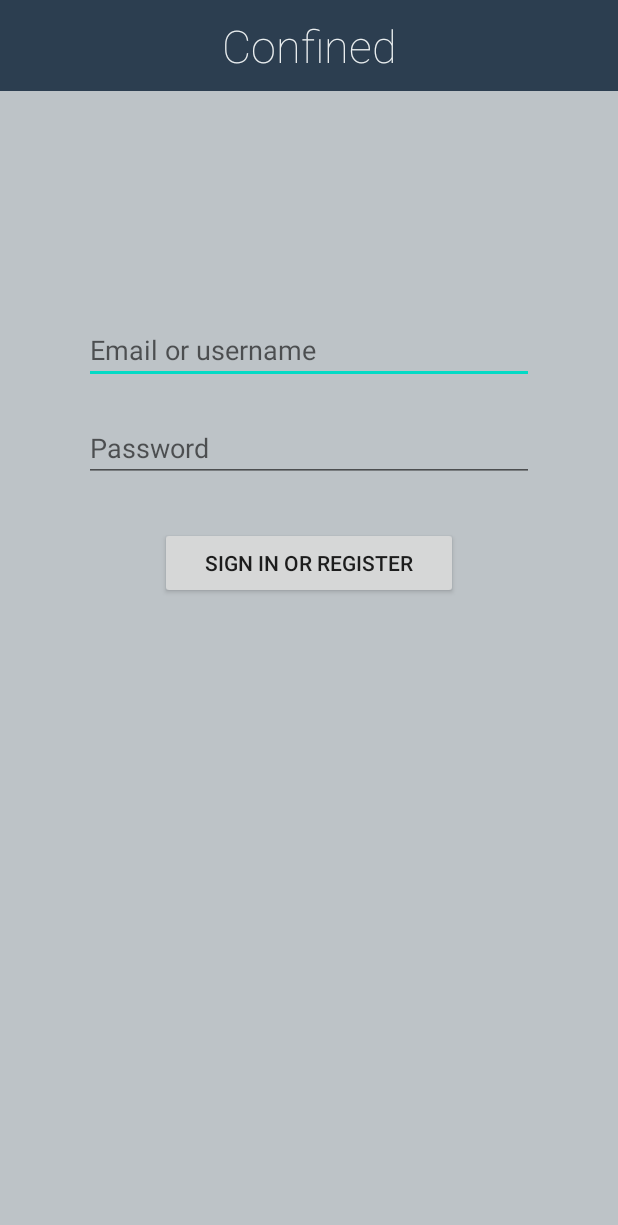
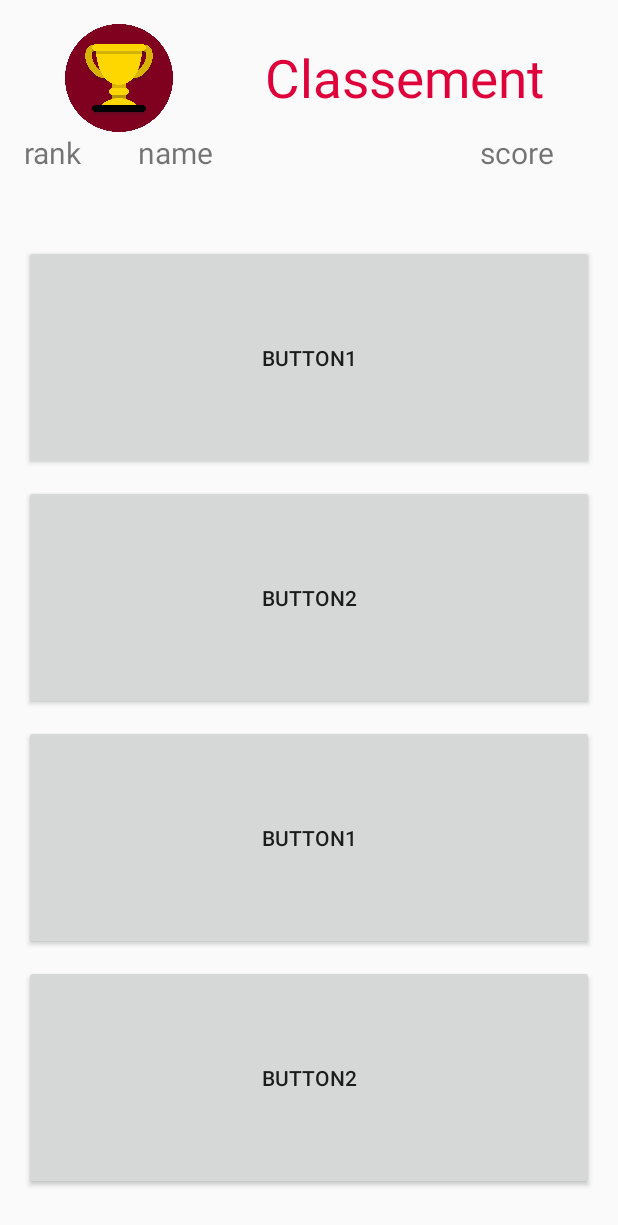
Before and after one commit to VincentVallerich/Projet-1A, an Android app: the screen it shows after launch (MainActivity before the commit, ScoreBordActivity after it), on a phone screen of 412 x 824 dp. Shown: the top 1225 px of the screen. Run offline under Robolectric (Android 15) with nearby library versions, the phone set to English and light mode, and no system bars.

Commit message:
inteface classement provisoire

```diff
--- a/app/src/main/AndroidManifest.xml
+++ b/app/src/main/AndroidManifest.xml
@@ -10,8 +10,7 @@
         android:roundIcon="@mipmap/ic_launcher_round"
         android:supportsRtl="true"
         android:theme="@style/AppTheme">
-        <activity android:name="ensisa.group5.game.ScoreBoardActivity"></activity>
-        <activity android:name=".controller.MainActivity">
+        <activity android:name=".game.ScoreBordActivity">
             <intent-filter>
                 <action android:name="android.intent.action.MAIN" />
 
--- a/app/src/main/java/ensisa/group5/game/ScoreBoard.java
+++ b/app/src/main/java/ensisa/group5/confined/game/ScoreBoard.java
@@ -1,4 +1,4 @@
-package utilisat;
+package ensisa.group5.confined.game;
 
 import java.io.BufferedReader;
 import java.io.FileNotFoundException;
--- a/app/src/main/java/ensisa/group5/game/ScoreBoardActivity.java
+++ b/app/src/main/java/ensisa/group5/confined/game/ScoreBordActivity.java
@@ -1,14 +1,16 @@
-package ensisa.group5.game;
+package ensisa.group5.confined.game;
 
 import androidx.appcompat.app.AppCompatActivity;
 
 import android.os.Bundle;
 
-public class ScoreBoardActivity extends AppCompatActivity {
+import ensisa.group5.confined.R;
+
+public class ScoreBordActivity extends AppCompatActivity {
 
     @Override
     protected void onCreate(Bundle savedInstanceState) {
         super.onCreate(savedInstanceState);
-        setContentView(R.layout.score_board);
+        setContentView(R.layout.activity_score_bord);
     }
 }
--- a/app/src/main/java/ensisa/group5/game/Utilisateur.java
+++ b/app/src/main/java/ensisa/group5/confined/game/Utilisateur.java
@@ -1,4 +1,4 @@
-package utilisat;
+package ensisa.group5.confined.game;
 
 public class Utilisateur implements Comparable<Utilisateur>{
 	private String id;
--- /dev/null
+++ b/app/src/main/res/layout/activity_score_bord.xml
@@ -0,0 +1,142 @@
+<?xml version="1.0" encoding="utf-8"?>
+<androidx.constraintlayout.widget.ConstraintLayout xmlns:android="http://schemas.android.com/apk/res/android"
+    xmlns:app="http://schemas.android.com/apk/res-auto"
+    xmlns:tools="http://schemas.android.com/tools"
+    android:layout_width="match_parent"
+    android:layout_height="match_parent"
+    tools:context=".controller.game.ScoreBordActivity">
+
+    <LinearLayout
+        android:layout_width="match_parent"
+        android:layout_height="match_parent"
+        android:orientation="vertical"
+        android:paddingTop="16dp"
+        android:paddingBottom="16dp"
+        android:paddingLeft="16dp"
+        android:paddingRight="16dp">
+
+        <LinearLayout
+            android:layout_width="match_parent"
+            android:layout_height="0dp"
+            android:layout_weight="1"
+            android:orientation="horizontal">
+
+            <ImageView
+                android:layout_width="0dp"
+                android:layout_height="match_parent"
+                android:layout_weight="1"
+                android:src="@drawable/troophy">
+            </ImageView>
+            <TextView
+                android:layout_width="0dp"
+                android:layout_height="match_parent"
+                android:layout_weight="2"
+                android:text="Classement"
+                android:textColor="@color/red"
+                android:textSize="35sp"
+                android:gravity="center">
+            </TextView>
+
+        </LinearLayout>
+
+        <LinearLayout
+            android:layout_width="match_parent"
+            android:layout_height="0dp"
+            android:orientation="vertical"
+            android:layout_weight="10">
+
+            <LinearLayout
+                android:layout_width="match_parent"
+                android:layout_height="0dp"
+                android:layout_weight="1"
+                android:orientation="horizontal">
+
+                <TextView
+                    android:layout_width="0dp"
+                    android:layout_height="match_parent"
+                    android:layout_weight="1"
+                    android:text="rank"
+                    android:textSize="20sp">
+                </TextView>
+                <TextView
+                    android:layout_width="0dp"
+                    android:layout_height="match_parent"
+                    android:layout_weight="3"
+                    android:text="name"
+                    android:textSize="20sp">
+                </TextView>
+                <TextView
+                    android:layout_width="0dp"
+                    android:layout_height="match_parent"
+                    android:layout_weight="1"
+                    android:text="score"
+                    android:textSize="20sp">
+                </TextView>
+
+            </LinearLayout>
+
+            <LinearLayout
+                android:layout_width="match_parent"
+                android:layout_height="0dp"
+                android:layout_weight="10">
+
+                <ScrollView
+                    android:layout_width="match_parent"
+                    android:layout_height="match_parent"
+                    android:fillViewport="false">
+
+                    <LinearLayout
+                        android:layout_width="match_parent"
+                        android:layout_height="match_parent"
+                        android:orientation="vertical"
+                        android:gravity="center">
+
+                        <Button
+                            android:layout_width="match_parent"
+                            android:layout_height="150dp"
+                            android:layout_marginTop="10dp"
+                            android:text="Button1">
+                        </Button>
+                        <Button
+                            android:layout_width="match_parent"
+                            android:layout_height="150dp"
+                            android:layout_marginTop="10dp"
+                            android:text="Button2">
+                        </Button>
+                        <Button
+                            android:layout_width="match_parent"
+                            android:layout_height="150dp"
+                            android:layout_marginTop="10dp"
+                            android:text="Button1">
+                        </Button>
+                        <Button
+                            android:layout_width="match_parent"
+                            android:layout_height="150dp"
+                            android:layout_marginTop="10dp"
+                            android:text="Button2">
+                        </Button>
+                        <Button
+                            android:layout_width="match_parent"
+                            android:layout_height="150dp"
+                            android:layout_marginTop="10dp"
+                            android:text="Button1">
+                        </Button>
+                        <Button
+                            android:layout_width="match_parent"
+                            android:layout_height="150dp"
+                            android:layout_marginTop="10dp"
+                            android:text="Button2">
+                        </Button>
+
+                    </LinearLayout>
+
+                </ScrollView>
+
+            </LinearLayout>
+
+        </LinearLayout>
+
+    </LinearLayout>
+
+
+</androidx.constraintlayout.widget.ConstraintLayout>
--- a/app/src/main/res/layout/score_board.xml
+++ b/app/src/main/res/layout/score_board.xml
@@ -4,4 +4,4 @@
     xmlns:tools="http://schemas.android.com/tools"
     android:layout_width="match_parent"
     android:layout_height="match_parent"
-    tools:context="ensisa.group5.game.ScoreBoardActivity"/>
+    tools:context=".controller.game.ScoreBoardActivity"/>
--- a/app/src/main/res/values/colors.xml
+++ b/app/src/main/res/values/colors.xml
@@ -3,4 +3,5 @@
     <color name="colorPrimary">#6200EE</color>
     <color name="colorPrimaryDark">#3700B3</color>
     <color name="colorAccent">#03DAC5</color>
+    <color name="red">#DF013A</color>
 </resources>
```
Also changed, not shown: app/src/main/res/drawable/troophy.png (added).
